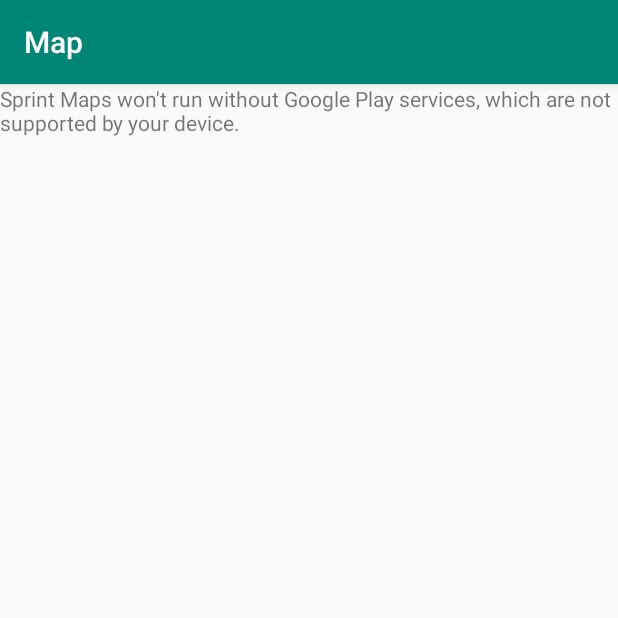
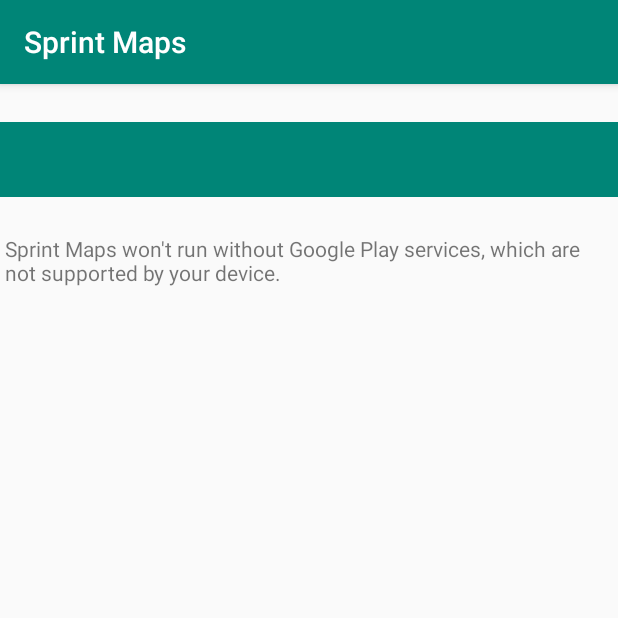
Before and after one commit to RonnieDipple/Alberts-android-study, an Android app: the screen it shows after launch (MapsActivity before the commit, MyMapActivity after it), on a phone screen of 412 x 824 dp, the top half of it. Run offline under Robolectric (Android 15) with nearby library versions, the phone set to English and light mode, and no system bars.

Commit message:
XML and inflating

```diff
--- a/Maps and Permissions/Sprint Maps/app/build.gradle
+++ b/Maps and Permissions/Sprint Maps/app/build.gradle
@@ -25,11 +25,14 @@ android {
 
 dependencies {
     implementation fileTree(dir: 'libs', include: ['*.jar'])
-    implementation"org.jetbrains.kotlin:kotlin-stdlib-jdk7:$kotlin_version"
+    implementation "org.jetbrains.kotlin:kotlin-stdlib-jdk7:$kotlin_version"
     implementation 'androidx.appcompat:appcompat:1.1.0'
     implementation 'androidx.core:core-ktx:1.1.0'
     implementation 'com.google.android.gms:play-services-maps:17.0.0'
+    implementation 'androidx.constraintlayout:constraintlayout:1.1.3'
+    implementation 'androidx.legacy:legacy-support-v4:1.0.0'
     testImplementation 'junit:junit:4.12'
     androidTestImplementation 'androidx.test.ext:junit:1.1.1'
     androidTestImplementation 'androidx.test.espresso:espresso-core:3.2.0'
+    implementation 'com.google.android.material:material:1.0.0'
 }
--- a/Maps and Permissions/Sprint Maps/app/src/debug/res/values/google_maps_api.xml
+++ b/Maps and Permissions/Sprint Maps/app/src/debug/res/values/google_maps_api.xml
@@ -20,5 +20,5 @@
     Once you have your key (it starts with "AIza"), replace the "google_maps_key"
     string in this file.
     -->
-    <string name="google_maps_key" templateMergeStrategy="preserve" translatable="false">YOUR_KEY_HERE</string>
+    <string name="google_maps_key" templateMergeStrategy="preserve" translatable="false">@string/apikey</string>
 </resources>
--- a/Maps and Permissions/Sprint Maps/app/src/main/AndroidManifest.xml
+++ b/Maps and Permissions/Sprint Maps/app/src/main/AndroidManifest.xml
@@ -1,13 +1,14 @@
 <?xml version="1.0" encoding="utf-8"?>
 <manifest xmlns:android="http://schemas.android.com/apk/res/android"
     package="com.stepasha.sprintmaps">
-
     <!--
          The ACCESS_COARSE/FINE_LOCATION permissions are not required to use
          Google Maps Android API v2, but you must specify either coarse or fine
          location permissions for the 'MyLocation' functionality.
     -->
     <uses-permission android:name="android.permission.ACCESS_FINE_LOCATION" />
+    <uses-permission android:name="android.permission.ACCESS_COARSE_LOCATION" />
+    <uses-permission android:name="android.permission.INTERNET" />
 
     <application
         android:allowBackup="true"
@@ -16,7 +17,13 @@
         android:roundIcon="@mipmap/ic_launcher_round"
         android:supportsRtl="true"
         android:theme="@style/AppTheme">
+        <activity android:name=".MyMapActivity">
+            <intent-filter>
+                <action android:name="android.intent.action.MAIN" />
 
+                <category android:name="android.intent.category.LAUNCHER" />
+            </intent-filter>
+        </activity>
         <!--
              The API key for Google Maps-based APIs is defined as a string resource.
              (See the file "res/values/google_maps_api.xml").
@@ -32,11 +39,7 @@
         <activity
             android:name=".MapsActivity"
             android:label="@string/title_activity_maps">
-            <intent-filter>
-                <action android:name="android.intent.action.MAIN" />
 
-                <category android:name="android.intent.category.LAUNCHER" />
-            </intent-filter>
         </activity>
     </application>
 
--- /dev/null
+++ b/Maps and Permissions/Sprint Maps/app/src/main/java/com/stepasha/sprintmaps/MyMapActivity.kt
@@ -0,0 +1,168 @@
+package com.stepasha.sprintmaps
+
+import android.Manifest
+import android.content.Context
+import android.content.pm.PackageManager
+import android.location.Location
+import android.location.LocationListener
+import android.location.LocationManager
+import android.os.Build
+import androidx.appcompat.app.AppCompatActivity
+import android.os.Bundle
+import android.widget.Toast
+import androidx.core.app.ActivityCompat
+import com.google.android.gms.maps.CameraUpdateFactory
+import com.google.android.gms.maps.GoogleMap
+import com.google.android.gms.maps.OnMapReadyCallback
+import com.google.android.gms.maps.SupportMapFragment
+import com.google.android.gms.maps.model.BitmapDescriptorFactory
+import com.google.android.gms.maps.model.LatLng
+import com.google.android.gms.maps.model.MarkerOptions
+
+
+class MyMapActivity : AppCompatActivity(), OnMapReadyCallback {
+    //initialize maps
+    private lateinit var mMap: GoogleMap
+
+    var ACCESSLOCATION = 1223
+    var location: Location?=null
+    var oldLocation:Location?=null
+
+    override fun onCreate(savedInstanceState: Bundle?) {
+        super.onCreate(savedInstanceState)
+        setContentView(R.layout.activity_my_map)
+
+
+        // Obtain the SupportMapFragment and get notified when the map is ready to be used.
+        val mapFragment = supportFragmentManager
+            .findFragmentById(R.id.mapFragment) as SupportMapFragment
+        mapFragment.getMapAsync(this)
+        //check permissions to load the map
+        Companion.checkPermission(this)
+
+
+    }
+    fun getUserLocation(){
+        Toast.makeText(this,"User Location Access on", Toast.LENGTH_LONG).show()
+        //listen for current location
+        var myLocation = MyLocationListener()
+        //then check permissions again
+        var locationManager = getSystemService(Context.LOCATION_SERVICE)as LocationManager
+        if (ActivityCompat.checkSelfPermission(this, Manifest.permission.ACCESS_FINE_LOCATION) != PackageManager.PERMISSION_GRANTED && ActivityCompat.checkSelfPermission(this, Manifest.permission.ACCESS_COARSE_LOCATION) != PackageManager.PERMISSION_GRANTED) {
+
+        } else {
+            //if all good, get my location every 3 minutes within 3 feet accuracy
+            locationManager.requestLocationUpdates(LocationManager.GPS_PROVIDER, 3, 3f, myLocation)
+        }
+        //since my marker is constantly moving, i need my own custom thread
+        var myThread = MyThread()
+        myThread.start()
+
+    }
+  //  override fun onRequestPermissionsResult(requestCode: Int, permissions: Array<out String>, grantResults: IntArray) {
+  //      when (requestCode) {
+  //          //request code this
+  //          ACCESSLOCATION -> {
+  //              //and all permissions granted
+  //              if (grantResults[0] == PackageManager.PERMISSION_GRANTED) {
+//
+  //                  getUserLocation()
+//
+  //              } else {
+  //                  Toast.makeText(this, "We can't access your location", Toast.LENGTH_LONG).show()
+//
+  //              }
+  //          }
+  //      }
+  //      super.onRequestPermissionsResult(requestCode, permissions, grantResults)
+  //  }
+
+
+    override fun onMapReady(p0: GoogleMap?) {
+
+    }
+    companion object {
+        fun checkPermission(mapsActivity: MyMapActivity){
+            //check permissions on older versions
+            if(Build.VERSION.SDK_INT >=23) {
+
+                if (ActivityCompat.checkSelfPermission(
+                        mapsActivity,
+                        Manifest.permission.ACCESS_FINE_LOCATION
+                    ) != PackageManager.PERMISSION_GRANTED
+                ) {
+                    mapsActivity.requestPermissions(
+                        arrayOf(Manifest.permission.ACCESS_FINE_LOCATION),
+                        mapsActivity.ACCESSLOCATION
+                    )
+                    return
+
+                }
+            }
+            mapsActivity.getUserLocation()
+
+        }
+    }
+    // Get User location
+//this is for location thats changing
+    inner class MyLocationListener : LocationListener {
+
+        //init stands for primary constructor, used when there are no other constructors
+        init {
+            location = Location("Start")
+            location!!.longitude = 0.0
+            location!!.latitude = 0.0
+        }
+
+        override fun onLocationChanged(p0: Location?) {
+            location=p0
+        }
+        override fun onStatusChanged(p0: String?, p1: Int, p2: Bundle?) {
+            //TODO("not implemented") //To change body of created functions use File | Settings | File Templates.
+        }
+        override fun onProviderEnabled(p0: String?) {
+            //TODO("not implemented") //To change body of created functions use File | Settings | File Templates.
+        }
+        override fun onProviderDisabled(p0: String?) {
+            TODO("not implemented") //To change body of created functions use File | Settings | File Templates.
+        }
+    }
+    inner class MyThread : Thread() {
+        init {
+            oldLocation = Location("Start")
+            oldLocation!!.longitude = 0.0
+            oldLocation!!.latitude = 0.0
+        }
+
+
+
+        override fun run(){
+            while(true){
+                try {
+                    if(oldLocation!!.distanceTo(location)==0f){
+                        continue //continue auto jumps to most updated loop
+                    }
+                    oldLocation = location
+
+                    runOnUiThread {
+                        mMap.clear()
+
+                        //show my location
+                        val myLocation = LatLng(location!!.latitude, location!!.longitude)
+
+                        mMap.addMarker(
+                            MarkerOptions()
+                                .position(myLocation)
+                                .title("Me")
+                                .snippet("This is my Location")
+                                .icon(BitmapDescriptorFactory.fromResource(R.drawable.pin)))
+
+                        mMap.moveCamera(CameraUpdateFactory.newLatLngZoom(myLocation, 14f))
+                    }
+                    Thread.sleep(1000)
+                }catch (ex:Exception){
+                }
+            }
+        }
+    }
+}
--- /dev/null
+++ b/Maps and Permissions/Sprint Maps/app/src/main/res/layout/activity_my_map.xml
@@ -0,0 +1,56 @@
+<?xml version="1.0" encoding="utf-8"?>
+<androidx.drawerlayout.widget.DrawerLayout
+    android:id="@+id/drawer_layout"
+    xmlns:android="http://schemas.android.com/apk/res/android"
+    xmlns:app="http://schemas.android.com/apk/res-auto"
+    xmlns:tools="http://schemas.android.com/tools"
+    android:layout_width="match_parent"
+    android:layout_height="match_parent"
+    android:fitsSystemWindows="true"
+    tools:context=".MyMapActivity">
+
+    <androidx.constraintlayout.widget.ConstraintLayout
+        android:layout_width="match_parent"
+        android:layout_height="match_parent">
+
+        <androidx.appcompat.widget.Toolbar
+            android:id="@+id/toolbar"
+            android:background="?attr/colorPrimary"
+            android:theme="@style/ThemeOverlay.AppCompat.Dark.ActionBar"
+            android:layout_width="match_parent"
+            android:layout_height="50dp"
+            app:layout_constraintTop_toTopOf="parent"
+            app:layout_constraintBottom_toTopOf="@+id/relativeLayout" />
+
+
+        <RelativeLayout
+
+            android:id="@+id/relativeLayout"
+            android:layout_width="406dp"
+            android:layout_height="568dp"
+            app:layout_constraintBottom_toBottomOf="parent"
+            app:layout_constraintEnd_toEndOf="parent"
+            app:layout_constraintStart_toStartOf="parent"
+            app:layout_constraintTop_toTopOf="parent">
+
+            <fragment
+                android:name="com.google.android.gms.maps.SupportMapFragment"
+                android:id="@+id/mapFragment"
+                android:layout_width="match_parent"
+                android:layout_height="match_parent"/>
+
+
+
+        </RelativeLayout>
+
+    </androidx.constraintlayout.widget.ConstraintLayout>
+
+
+    <com.google.android.material.navigation.NavigationView
+        android:id="@+id/nav_view"
+        android:layout_width="wrap_content"
+        android:layout_height="match_parent"
+        android:layout_gravity="start"
+        android:fitsSystemWindows="true"
+        app:menu="@menu/drawer_menu" />
+</androidx.drawerlayout.widget.DrawerLayout>
--- /dev/null
+++ b/Maps and Permissions/Sprint Maps/app/src/main/res/menu/drawer_menu.xml
@@ -0,0 +1,4 @@
+<?xml version="1.0" encoding="utf-8"?>
+<menu xmlns:android="http://schemas.android.com/apk/res/android">
+
+</menu>
--- a/Maps and Permissions/Sprint Maps/app/src/main/res/values/strings.xml
+++ b/Maps and Permissions/Sprint Maps/app/src/main/res/values/strings.xml
@@ -1,4 +1,8 @@
 <resources>
     <string name="app_name">Sprint Maps</string>
     <string name="title_activity_maps">Map</string>
+    <string name="apikey">AIzaSyBd8__jNECLlJjta-IzWgzN4gxeWKgNdME</string>
+
+    <!-- TODO: Remove or change this placeholder text -->
+    <string name="hello_blank_fragment">Hello blank fragment</string>
 </resources>
```
Also changed, not shown: Maps and Permissions/Sprint Maps/app/src/main/java/com/stepasha/sprintmaps/MapsActivity.kt (+0 -9 lines), Maps and Permissions/Sprint Maps/app/src/main/res/drawable/pin.png (added).
